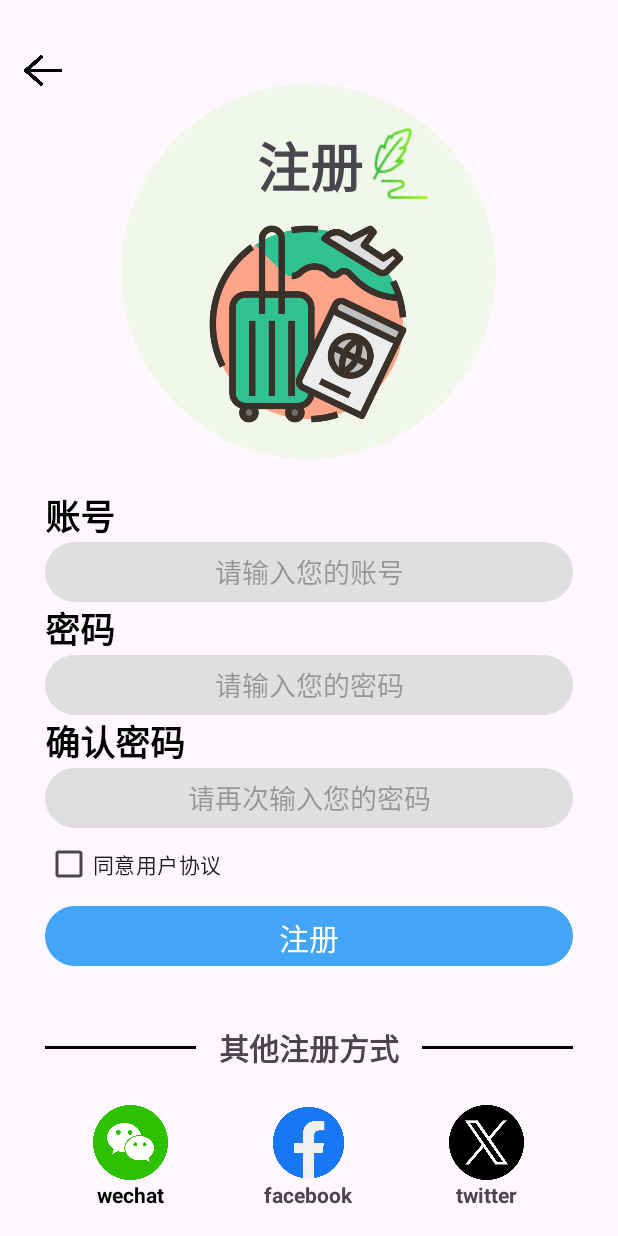
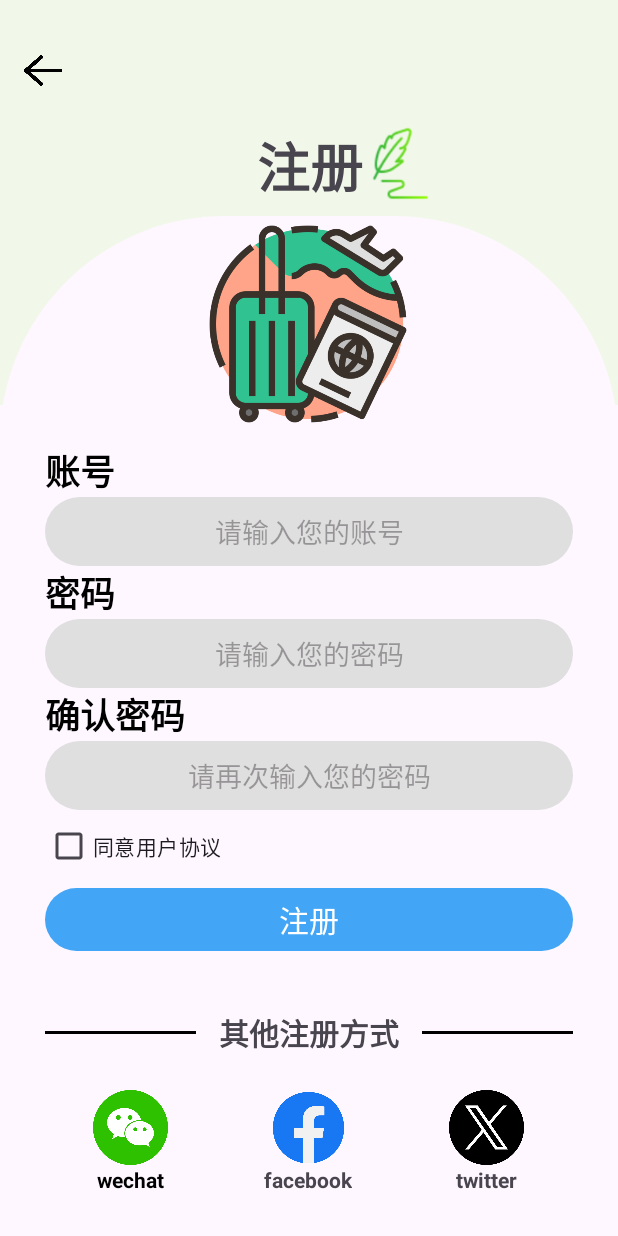
Before and after one commit to SNW-t9q/TripApp, an Android app: the RegisterActivity screen opened directly, with no data from a screen before it, on a phone screen of 412 x 824 dp. Run offline under Robolectric (Android 15) with nearby library versions, the phone set to English and light mode, and no system bars.

```diff
--- a/app/src/main/java/com/example/tripapp/Activities/RegisterActivity.java
+++ b/app/src/main/java/com/example/tripapp/Activities/RegisterActivity.java
@@ -31,13 +31,8 @@ public class RegisterActivity extends AppCompatActivity {
     @Override
     protected void onCreate(Bundle savedInstanceState) {
         super.onCreate(savedInstanceState);
-        EdgeToEdge.enable(this);
         setContentView(R.layout.activity_register);
-        ViewCompat.setOnApplyWindowInsetsListener(findViewById(R.id.main), (v, insets) -> {
-            Insets systemBars = insets.getInsets(WindowInsetsCompat.Type.systemBars());
-            v.setPadding(systemBars.left, systemBars.top, systemBars.right, systemBars.bottom);
-            return insets;
-        });
+
         initView();
         initData();
         initEvent();
--- /dev/null
+++ b/app/src/main/res/drawable/bg_login_register.xml
@@ -0,0 +1,6 @@
+<?xml version="1.0" encoding="utf-8"?>
+<shape xmlns:android="http://schemas.android.com/apk/res/android"
+    android:shape="rectangle">
+    <corners android:topRightRadius="1900dp" android:topLeftRadius="1900dp"/>
+    <solid android:color="#fef7ff" />
+</shape>
--- a/app/src/main/res/drawable/login_bg.xml
+++ b/app/src/main/res/drawable/login_bg.xml
@@ -1,7 +1,7 @@
 <?xml version="1.0" encoding="utf-8"?>
 <selector xmlns:android="http://schemas.android.com/apk/res/android">
     <item>
-        <shape android:shape="oval">
+        <shape android:shape="rectangle">
             <solid android:color="@color/green_50"/>
         </shape>
     </item>
--- a/app/src/main/res/drawable/white_bg_corner_12dp.xml
+++ b/app/src/main/res/drawable/white_bg_corner_12dp.xml
@@ -2,7 +2,7 @@
 <selector xmlns:android="http://schemas.android.com/apk/res/android">
     <item>
         <shape android:shape="rectangle">
-            <corners android:radius="12dp"/>
+            <corners android:radius="16dp"/>
             <solid android:color="@color/white"/>
             <stroke android:width="1dp" android:color="@color/blue_200"/>
         </shape>
--- a/app/src/main/res/layout/activity_main.xml
+++ b/app/src/main/res/layout/activity_main.xml
@@ -24,7 +24,7 @@
         android:layout_marginHorizontal="35dp"
         android:layout_marginBottom="15dp"
         android:background="@drawable/bg_nav_rounded"
-        android:elevation="10dp"
+        android:elevation="30dp"
         app:itemActiveIndicatorStyle="@style/CustomActiveIndicator"
         app:itemIconSize="26dp"
         app:itemIconTint="@color/nav_item_color"
--- a/app/src/main/res/layout/activity_register.xml
+++ b/app/src/main/res/layout/activity_register.xml
@@ -11,6 +11,18 @@
         android:layout_width="match_parent"
         android:layout_height="match_parent">
 
+
+
+        <View
+            android:id="@+id/view"
+            android:layout_width="match_parent"
+            android:layout_height="270dp"
+            android:background="@drawable/login_bg"
+            app:layout_constraintEnd_toEndOf="parent"
+            app:layout_constraintHorizontal_bias="0.496"
+            app:layout_constraintStart_toStartOf="parent"
+            app:layout_constraintTop_toTopOf="parent" />
+
         <ImageView
             android:id="@+id/back"
             android:layout_width="25dp"
@@ -18,17 +30,6 @@
             android:layout_marginStart="16dp"
             android:layout_marginTop="32dp"
             android:src="@drawable/back_arrow"
-            app:layout_constraintStart_toStartOf="parent"
-            app:layout_constraintTop_toTopOf="parent" />
-
-        <View
-            android:id="@+id/view"
-            android:layout_width="250dp"
-            android:layout_height="250dp"
-            android:layout_marginTop="56dp"
-            android:background="@drawable/login_bg"
-            app:layout_constraintEnd_toEndOf="parent"
-            app:layout_constraintHorizontal_bias="0.496"
             app:layout_constraintStart_toStartOf="parent"
             app:layout_constraintTop_toTopOf="parent" />
 
@@ -56,6 +57,17 @@
             app:layout_constraintStart_toStartOf="parent"
             app:layout_constraintTop_toTopOf="parent" />
 
+        <View
+            android:id="@+id/view2"
+            android:layout_width="match_parent"
+            android:layout_height="150dp"
+            android:layout_marginTop="144dp"
+            android:background="@drawable/bg_login_register"
+            app:layout_constraintEnd_toEndOf="parent"
+            app:layout_constraintHorizontal_bias="0.0"
+            app:layout_constraintStart_toStartOf="parent"
+            app:layout_constraintTop_toTopOf="parent" />
+
         <ImageView
             android:id="@+id/imageView5"
             android:layout_width="140dp"
@@ -68,16 +80,17 @@
             app:layout_constraintStart_toStartOf="parent"
             app:layout_constraintTop_toBottomOf="@+id/imageView4" />
 
+
         <LinearLayout
             android:id="@+id/linearLayout"
             android:layout_width="match_parent"
             android:layout_height="wrap_content"
-            android:layout_marginTop="20dp"
+            android:layout_marginTop="10dp"
             android:orientation="vertical"
             app:layout_constraintEnd_toEndOf="parent"
             app:layout_constraintHorizontal_bias="0.0"
             app:layout_constraintStart_toStartOf="parent"
-            app:layout_constraintTop_toBottomOf="@+id/view">
+            app:layout_constraintTop_toBottomOf="@+id/imageView5">
 
             <TextView
                 android:layout_width="wrap_content"
@@ -91,13 +104,13 @@
             <EditText
                 android:id="@+id/et_account"
                 android:layout_width="match_parent"
-                android:layout_height="40dp"
+                android:layout_height="46dp"
                 android:layout_marginHorizontal="30dp"
                 android:background="@drawable/input_box"
                 android:gravity="center"
-                android:maxLines="1"
+                android:hint="请输入您的账号"
                 android:inputType="text"
-                android:hint="请输入您的账号" />
+                android:maxLines="1" />
 
             <TextView
                 android:layout_width="wrap_content"
@@ -111,13 +124,13 @@
             <EditText
                 android:id="@+id/et_password"
                 android:layout_width="match_parent"
-                android:layout_height="40dp"
+                android:layout_height="46dp"
                 android:layout_marginHorizontal="30dp"
                 android:background="@drawable/input_box"
                 android:gravity="center"
-                android:maxLines="1"
+                android:hint="请输入您的密码"
                 android:inputType="textPassword"
-                android:hint="请输入您的密码" />
+                android:maxLines="1" />
 
             <TextView
                 android:layout_width="wrap_content"
@@ -131,13 +144,13 @@
             <EditText
                 android:id="@+id/et_confirm_password"
                 android:layout_width="match_parent"
-                android:layout_height="40dp"
+                android:layout_height="46dp"
                 android:layout_marginHorizontal="30dp"
                 android:background="@drawable/input_box"
                 android:gravity="center"
-                android:maxLines="1"
+                android:hint="请再次输入您的密码"
                 android:inputType="textPassword"
-                android:hint="请再次输入您的密码" />
+                android:maxLines="1" />
 
             <CheckBox
                 android:id="@+id/cb_accept"
@@ -149,7 +162,7 @@
             <Button
                 android:id="@+id/bt_register"
                 android:layout_width="match_parent"
-                android:layout_height="48dp"
+                android:layout_height="50dp"
                 android:layout_marginHorizontal="30dp"
                 android:text="注册"
                 android:textSize="20sp" />
--- a/app/src/main/res/values/themes.xml
+++ b/app/src/main/res/values/themes.xml
@@ -6,6 +6,7 @@
         <item name="colorPrimaryDark">@color/colorDarkPrimary</item>
         <!-- <item name="colorPrimary">@color/my_light_primary</item> -->
         <item name="android:navigationBarColor">@android:color/transparent</item>
+        <item name="android:statusBarColor">@android:color/transparent</item>
     </style>
 
     <style name="Theme.TripApp" parent="Base.Theme.TripApp" />
```
Also changed, not shown: app/src/main/java/com/example/tripapp/Adapter/PopularAdapter.java (+34 -6 lines), app/src/main/java/com/example/tripapp/Bean/PopularItem.java (+11 -11 lines), app/src/main/java/com/example/tripapp/Fragment/HomeFragment.java (+31 -6 lines), app/src/main/res/layout/activity_login.xml (+33 -20 lines), app/src/main/res/layout/fragment_home.xml (+12 -1 lines), app/src/main/res/layout/item_grid.xml (added, +124 -0 lines), app/src/main/res/layout/item_list.xml (renamed from app/src/main/res/layout/viewholder.xml, +43 -34 lines), app/src/main/res/values/style.xml (+18 -0 lines), app/src/main/res/drawable/icon_grid.png (added), app/src/main/res/drawable/icon_list.png (added), app/src/main/res/drawable/loading.jpeg (added).
